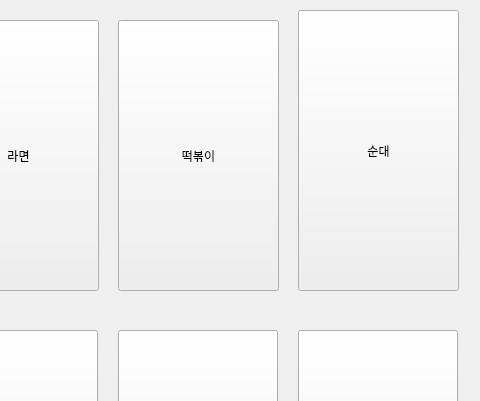
Before: the Qt Designer form Kiosk_draft.ui in HaesungAhn0205/Kiosk_PyQt5, drawn with Qt 5; both pictures show x 262 to 742 and y 0 to 401 of the 742 by 954 pixel window.
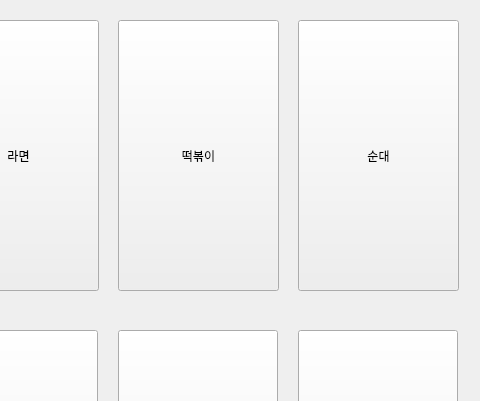
After: the same form once the commit is applied.

Commit message: ui파일 menu button4 크기조정

The edit to the form file:
```diff
--- a/Kiosk_draft.ui
+++ b/Kiosk_draft.ui
@@ -82,9 +82,9 @@
    <property name="geometry">
     <rect>
      <x>560</x>
-     <y>10</y>
+     <y>20</y>
      <width>161</width>
-     <height>281</height>
+     <height>271</height>
     </rect>
    </property>
    <property name="text">
```
